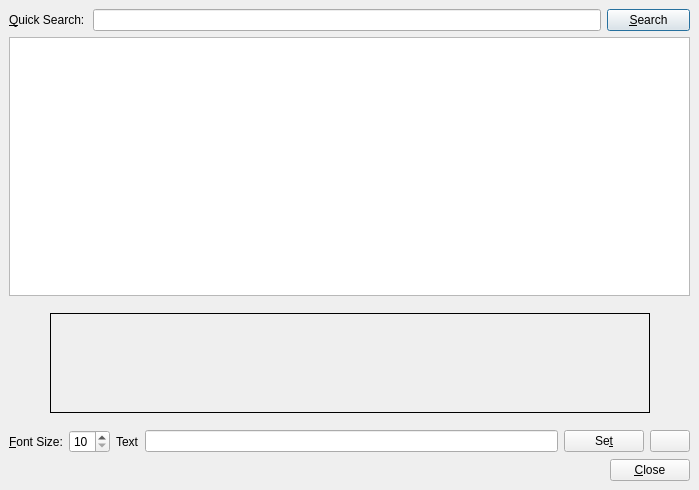
scribusproject/scribus, file scribus/plugins/fontpreview/fontpreview.ui: the form before one commit.
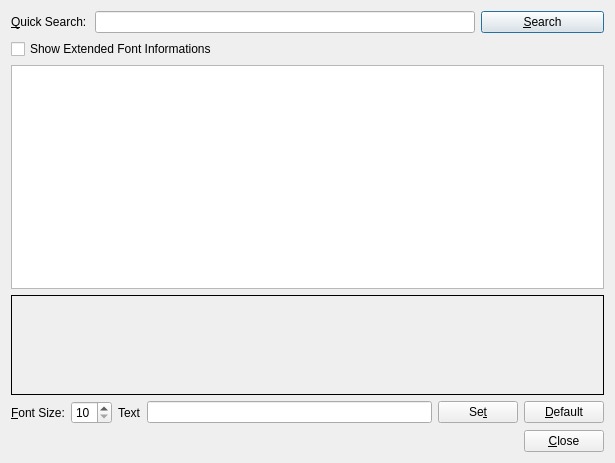
The form after the commit. Custom widgets are drawn as their Qt base class.

Commit message: #6825: Better usablity of the Font Preview

What changed in the file:
```diff
--- a/scribus/plugins/fontpreview/fontpreview.ui
+++ b/scribus/plugins/fontpreview/fontpreview.ui
@@ -5,48 +5,14 @@
    <rect>
     <x>0</x>
     <y>0</y>
-    <width>624</width>
-    <height>490</height>
+    <width>584</width>
+    <height>463</height>
    </rect>
   </property>
   <property name="windowTitle" >
    <string>Fonts Preview</string>
   </property>
   <layout class="QGridLayout" >
-   <property name="leftMargin" >
-    <number>9</number>
-   </property>
-   <property name="topMargin" >
-    <number>9</number>
-   </property>
-   <property name="rightMargin" >
-    <number>9</number>
-   </property>
-   <property name="bottomMargin" >
-    <number>9</number>
-   </property>
-   <property name="horizontalSpacing" >
-    <number>6</number>
-   </property>
-   <property name="verticalSpacing" >
-    <number>6</number>
-   </property>
-   <item row="1" column="0" colspan="8" >
-    <widget class="FontListView" name="fontList" >
-     <property name="alternatingRowColors" >
-      <bool>true</bool>
-     </property>
-     <property name="selectionMode" >
-      <enum>QAbstractItemView::SingleSelection</enum>
-     </property>
-     <property name="selectionBehavior" >
-      <enum>QAbstractItemView::SelectRows</enum>
-     </property>
-     <property name="sortingEnabled" >
-      <bool>true</bool>
-     </property>
-    </widget>
-   </item>
    <item row="0" column="0" colspan="2" >
     <widget class="QLabel" name="searchLabel" >
      <property name="text" >
@@ -73,47 +39,40 @@
      </property>
     </widget>
    </item>
+   <item row="1" column="0" colspan="8" >
+    <widget class="QCheckBox" name="extendedCheckBox" >
+     <property name="text" >
+      <string>Show Extended Font Informations</string>
+     </property>
+    </widget>
+   </item>
    <item row="2" column="0" colspan="8" >
-    <layout class="QHBoxLayout" >
-     <property name="spacing" >
-      <number>6</number>
+    <widget class="FontListView" name="fontList" >
+     <property name="alternatingRowColors" >
+      <bool>true</bool>
      </property>
-     <property name="leftMargin" >
-      <number>11</number>
+     <property name="selectionMode" >
+      <enum>QAbstractItemView::SingleSelection</enum>
      </property>
-     <property name="topMargin" >
-      <number>11</number>
+     <property name="selectionBehavior" >
+      <enum>QAbstractItemView::SelectRows</enum>
      </property>
-     <property name="rightMargin" >
-      <number>11</number>
+     <property name="sortingEnabled" >
+      <bool>true</bool>
      </property>
-     <property name="bottomMargin" >
-      <number>11</number>
-     </property>
-     <item>
-      <spacer>
-       <property name="orientation" >
-        <enum>Qt::Horizontal</enum>
-       </property>
-       <property name="sizeHint" >
-        <size>
-         <width>21</width>
-         <height>20</height>
-        </size>
-       </property>
-      </spacer>
-     </item>
-     <item>
+    </widget>
+   </item>
+   <item row="3" column="0" colspan="8" >
       <widget class="QLabel" name="fontPreview" >
        <property name="minimumSize" >
         <size>
-         <width>600</width>
+       <width>500</width>
          <height>100</height>
         </size>
        </property>
        <property name="maximumSize" >
         <size>
-         <width>600</width>
+       <width>16777215</width>
          <height>100</height>
         </size>
        </property>
@@ -125,22 +84,7 @@
        </property>
       </widget>
      </item>
-     <item>
-      <spacer>
-       <property name="orientation" >
-        <enum>Qt::Horizontal</enum>
-       </property>
-       <property name="sizeHint" >
-        <size>
-         <width>21</width>
-         <height>20</height>
-        </size>
-       </property>
-      </spacer>
-     </item>
-    </layout>
-   </item>
-   <item row="3" column="0" >
+   <item row="4" column="0" >
     <widget class="QLabel" name="sizeLabel" >
      <property name="text" >
       <string>&amp;Font Size:</string>
@@ -153,7 +97,7 @@
      </property>
     </widget>
    </item>
-   <item row="3" column="1" colspan="2" >
+   <item row="4" column="1" colspan="2" >
     <widget class="QSpinBox" name="sizeSpin" >
      <property name="minimum" >
       <number>10</number>
@@ -163,7 +107,7 @@
      </property>
     </widget>
    </item>
-   <item row="3" column="3" >
+   <item row="4" column="3" >
     <widget class="QLabel" name="displayLabel" >
      <property name="text" >
       <string>Text</string>
@@ -173,14 +117,14 @@
      </property>
     </widget>
    </item>
-   <item row="3" column="4" >
+   <item row="4" column="4" >
     <widget class="QLineEdit" name="displayEdit" >
      <property name="toolTip" >
       <string>Sample text to display</string>
      </property>
     </widget>
    </item>
-   <item row="3" column="5" colspan="2" >
+   <item row="4" column="5" colspan="2" >
     <widget class="QPushButton" name="displayButton" >
      <property name="text" >
       <string>Se&amp;t</string>
@@ -190,17 +134,17 @@
      </property>
     </widget>
    </item>
-   <item row="3" column="7" >
+   <item row="4" column="7" >
     <widget class="QPushButton" name="resetDisplayButton" >
      <property name="toolTip" >
       <string>Reset the text</string>
      </property>
      <property name="text" >
-      <string/>
+      <string>&amp;Default</string>
      </property>
     </widget>
    </item>
-   <item row="4" column="0" colspan="8" >
+   <item row="5" column="0" colspan="8" >
     <layout class="QHBoxLayout" >
      <property name="spacing" >
       <number>6</number>
```
Lines whose indentation alone changed are shown as unchanged. The commit also changes 2 other files.
